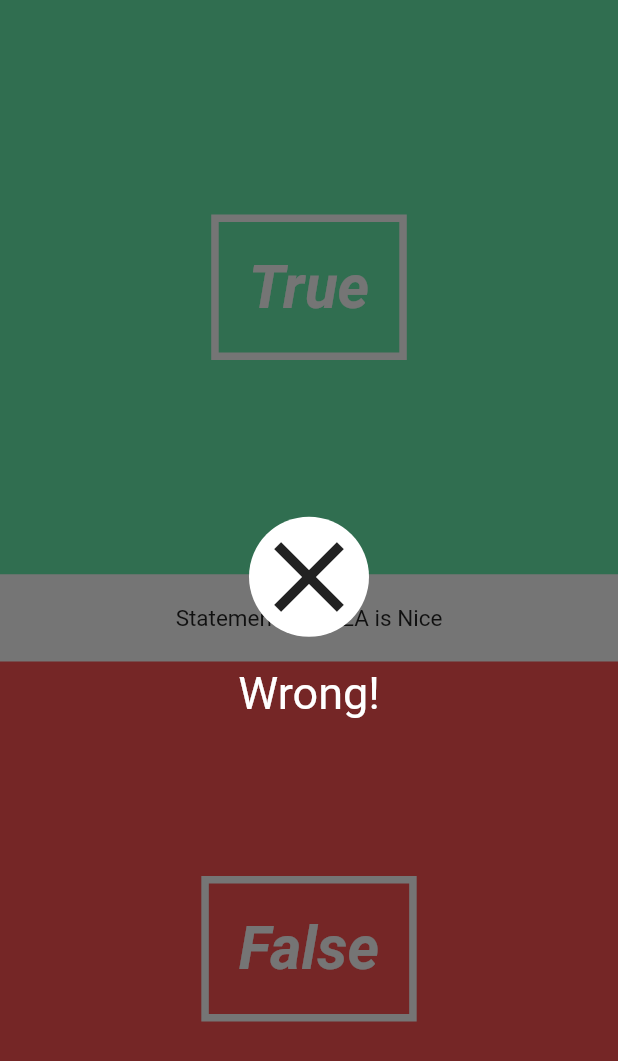
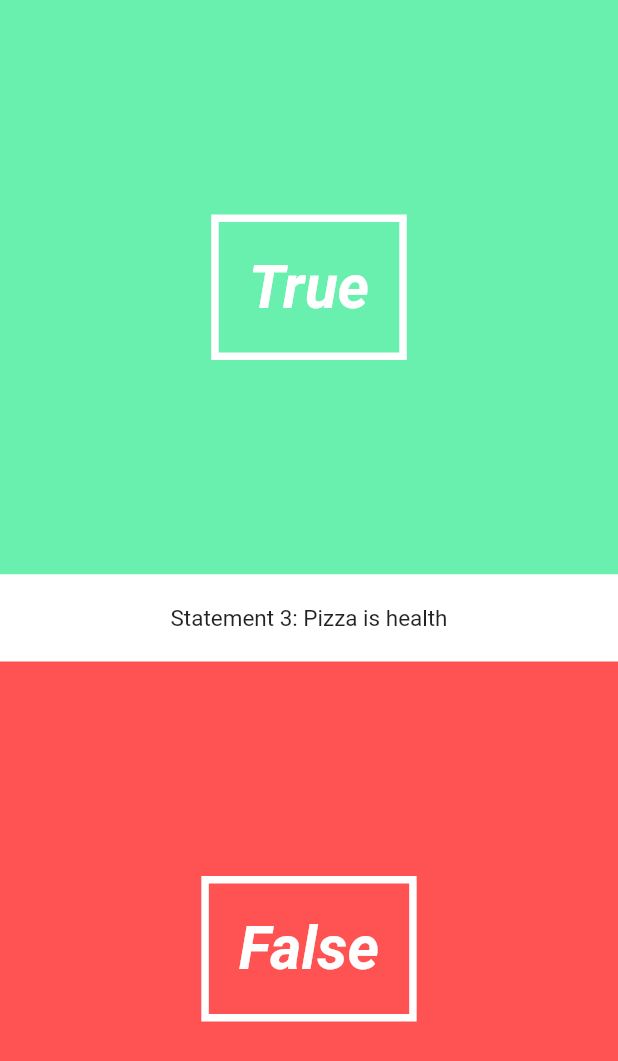
Before and after one commit to hannahlim213/flutter-tutorials, a Flutter app: the screen it shows after launch, on a phone screen of 412 x 824 dp. Shown: the top 1061 px of the screen. Run offline on Flutter 3.47's test engine with Material 2 defaults, Android fonts, the phone set to English and light mode, and no system bars.

Commit message:
Added overlay bool and question state

```diff
--- a/myapp/lib/UI/correct_wrong.dart
+++ b/myapp/lib/UI/correct_wrong.dart
@@ -1,4 +1,5 @@
 import 'package:flutter/material.dart';
+import 'dart:math';
 
 class CorrectWrongOverlay extends StatefulWidget {
 
@@ -18,6 +19,9 @@ class CorrectWrongOverlayState extends State<CorrectWrongOverlay> with SingleTic
   void initState() {
     super.initState();
     _iconAnimationController = new AnimationController(duration: new Duration(seconds: 2), vsync: this);
+    _iconAnimation = new CurvedAnimation(parent: _iconAnimationController, curve: Curves.elasticInOut);
+    _iconAnimation.addListener(() => this.setState(() {}));
+    _iconAnimationController.forward();
   }
 
   @override
@@ -34,7 +38,10 @@ class CorrectWrongOverlayState extends State<CorrectWrongOverlay> with SingleTic
                 color: Colors.white,
                 shape: BoxShape.circle
               ),
-              child: new Icon(widget._isCorrect == true ? Icons.done : Icons.clear, size: 80.0),
+              child: new Transform.rotate(
+                angle: _iconAnimation.value * 2 * PI,
+                child: new Icon(widget._isCorrect == true ? Icons.done : Icons.clear, size: _iconAnimation.value * 80.0),
+            ),
             ),
             new Padding(
               padding: new EdgeInsets.only(bottom: 20.0),
--- a/myapp/lib/pages/quiz_page.dart
+++ b/myapp/lib/pages/quiz_page.dart
@@ -13,6 +13,31 @@ class QuizPage extends StatefulWidget {
 }
 
 class QuizPageState extends State<QuizPage> {
+
+  Question currentQuestion;
+  Quiz quiz = new Quiz([
+    new Question("Elon Musk is human", false),
+    new Question("Pizza is health", false),
+    new Question("Flutter is awesome", true)
+  ]);
+
+  String questionText;
+  int questionNumber;
+  bool isCorrect;
+  bool overlayShouldbeVisible = false;
+
+  @override
+  void initState() {
+    super.initState();
+    currentQuestion = quiz.nextQuestion;
+    questionText = currentQuestion.question;
+    questionNumber = quiz.questionNumber;
+  }
+
+  // void handleAnswer(bool answer {
+
+  // })
+
   @override
   Widget build(BuildContext context) {
     return new Stack(
@@ -22,11 +47,11 @@ class QuizPageState extends State<QuizPage> {
           //This is our main page
           children: <Widget>[
             new AnswerButton(true, () => print("you answered trueeee")),
-            new QuestionText("pIZZA is Nice", 1),
+            new QuestionText(questionText, questionNumber),
             new AnswerButton(false, () => print("you answered falseeee")),
           ],
         ),
-        new CorrectWrongOverlay(false)
+        overlayShouldbeVisible == true ? new CorrectWrongOverlay(false) : new Container()
       ],
     );
   }
```
